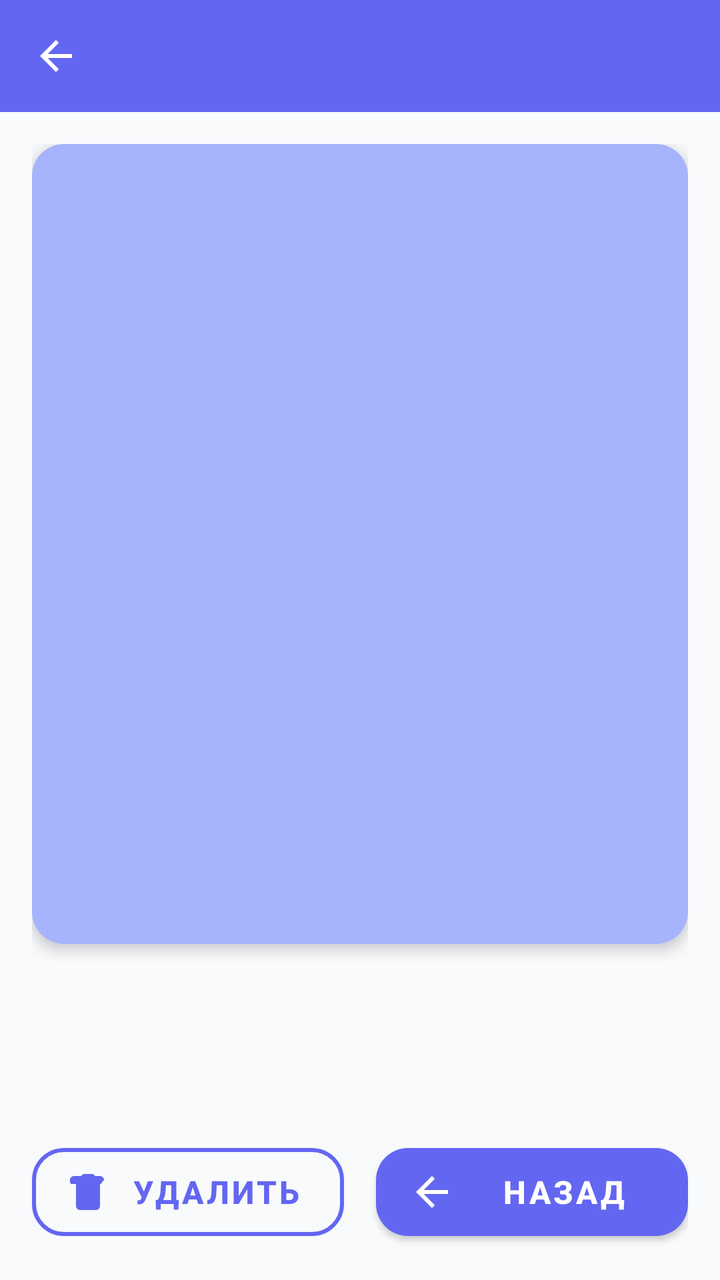
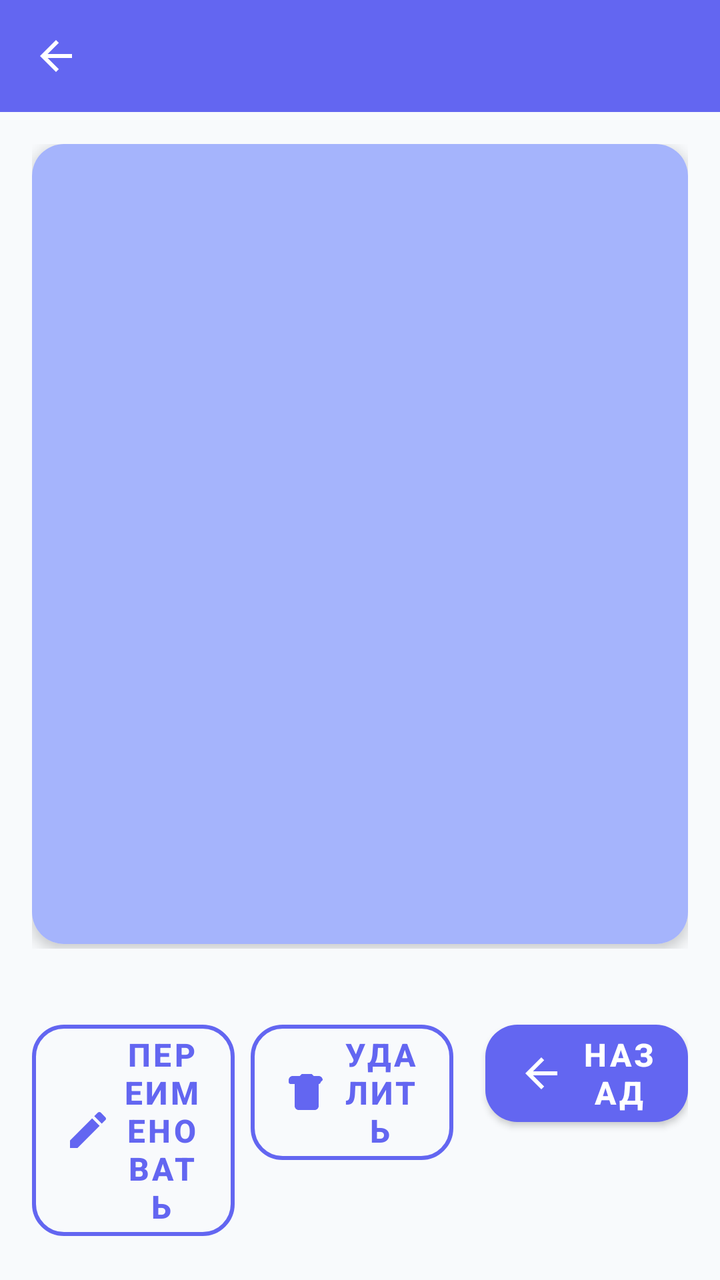

Screens rendered from an Android XML layout before and after an edit, with the pre-edit source and the edit as a unified diff.
<!-- AndroidManifest.xml: application theme Theme.GlucoseTracker -->
<!-- res/layout/activity_image_detail.xml -->
<?xml version="1.0" encoding="utf-8"?>
<LinearLayout xmlns:android="http://schemas.android.com/apk/res/android"
    xmlns:app="http://schemas.android.com/apk/res-auto"
    android:layout_width="match_parent"
    android:layout_height="match_parent"
    android:orientation="vertical"
    android:background="@color/background_light">

    <com.google.android.material.appbar.MaterialToolbar
        android:id="@+id/toolbar"
        android:layout_width="match_parent"
        android:layout_height="?attr/actionBarSize"
        android:background="@color/primary_color"
        app:titleTextColor="@color/white"
        app:navigationIcon="@drawable/ic_arrow_back"
        app:navigationIconTint="@color/white" />

    <ScrollView
        android:layout_width="match_parent"
        android:layout_height="0dp"
        android:layout_weight="1"
        android:padding="16dp">

        <LinearLayout
            android:layout_width="match_parent"
            android:layout_height="wrap_content"
            android:orientation="vertical">

            <com.google.android.material.card.MaterialCardView
                android:layout_width="match_parent"
                android:layout_height="wrap_content"
                app:cardCornerRadius="16dp"
                app:cardElevation="4dp"
                android:layout_marginBottom="16dp">

                <ImageView
                    android:id="@+id/imageView"
                    android:layout_width="match_parent"
                    android:layout_height="400dp"
                    android:scaleType="fitCenter"
                    android:background="@color/primary_light" />

            </com.google.android.material.card.MaterialCardView>

        </LinearLayout>

    </ScrollView>

    <LinearLayout
        android:layout_width="match_parent"
        android:layout_height="wrap_content"
        android:orientation="horizontal"
        android:padding="16dp">

        <com.google.android.material.button.MaterialButton
            android:id="@+id/btnDelete"
            style="@style/OutlineButton"
            android:layout_width="0dp"
            android:layout_height="wrap_content"
            android:layout_weight="1"
            android:text="Удалить"
            app:icon="@drawable/ic_delete"
            android:layout_marginEnd="8dp" />

        <com.google.android.material.button.MaterialButton
            android:id="@+id/btnBack"
            style="@style/ModernButton"
            android:layout_width="0dp"
            android:layout_height="wrap_content"
            android:layout_weight="1"
            android:text="Назад"
            app:icon="@drawable/ic_arrow_back"
            android:layout_marginStart="8dp" />

    </LinearLayout>

</LinearLayout>
<!-- resources referenced by this layout -->
<resources>
  <color name="background_light">#F8FAFC</color>
  <color name="primary_color">#6366F1</color>
  <color name="primary_light">#A5B4FC</color>
  <color name="white">#FFFFFFFF</color>
  <!-- drawable ic_arrow_back (drawable) -->
  <vector xmlns:android="http://schemas.android.com/apk/res/android"
      android:width="24dp"
      android:height="24dp"
      android:viewportWidth="24"
      android:viewportHeight="24">
    <path
        android:fillColor="@color/white"
        android:pathData="M20,11L7.83,11l5.59,-5.59L12,4l-8,8l8,8l1.41,-1.41L7.83,13L20,13v-2z"/>
  </vector>
  <!-- drawable ic_delete (drawable) -->
  <vector xmlns:android="http://schemas.android.com/apk/res/android"
      android:width="24dp"
      android:height="24dp"
      android:viewportWidth="24"
      android:viewportHeight="24">
    <path
        android:fillColor="@color/error_red"
        android:pathData="M6,19c0,1.1 0.9,2 2,2h8c1.1,0 2,-0.9 2,-2L18,7L6,7v12zM19,4h-3.5l-1,-1h-5l-1,1L5,4c-1.1,0 -2,0.9 -2,2v1c0,0.6 0.4,1 1,1h14c0.6,0 1,-0.4 1,-1L20,6c0,-1.1 -0.9,-2 -2,-2z"/>
  </vector>
  <style name="ModernButton" parent="Widget.MaterialComponents.Button">
          <item name="backgroundTint">@color/primary_color</item>
          <item name="cornerRadius">16dp</item>
          <item name="android:elevation">4dp</item>
          <item name="android:minHeight">56dp</item>
          <item name="android:textColor">@color/white</item>
          <item name="android:textSize">16sp</item>
          <item name="android:textStyle">bold</item>
      </style>
  <style name="OutlineButton" parent="Widget.MaterialComponents.Button.OutlinedButton">
          <item name="strokeColor">@color/primary_color</item>
          <item name="strokeWidth">2dp</item>
          <item name="cornerRadius">16dp</item>
          <item name="android:minHeight">56dp</item>
          <item name="android:textColor">@color/primary_color</item>
          <item name="android:textSize">16sp</item>
          <item name="android:textStyle">bold</item>
      </style>
  <style name="Theme.GlucoseTracker" parent="Theme.MaterialComponents.Light.NoActionBar">
          <item name="colorPrimary">@color/primary_color</item>
          <item name="colorPrimaryDark">@color/primary_dark</item>
          <item name="colorAccent">@color/secondary_color</item>
          <item name="android:statusBarColor">@color/primary_dark</item>
      </style>
  <color name="error_red">#EF4444</color>
  <color name="primary_dark">#4338CA</color>
  <color name="secondary_color">#10B981</color>
</resources>

<!-- the commit's change to res/layout/activity_image_detail.xml (unified diff, before → after) -->
@@ -53,6 +53,16 @@
         android:padding="16dp">
 
         <com.google.android.material.button.MaterialButton
+            android:id="@+id/btnRename"
+            style="@style/OutlineButton"
+            android:layout_width="0dp"
+            android:layout_height="wrap_content"
+            android:layout_weight="1"
+            android:text="Переименовать"
+            app:icon="@drawable/ic_edit"
+            android:layout_marginEnd="8dp" />
+
+        <com.google.android.material.button.MaterialButton
             android:id="@+id/btnDelete"
             style="@style/OutlineButton"
             android:layout_width="0dp"
<!-- resource entries referenced after the edit -->
@@ -24,6 +24,16 @@
         android:fillColor="@color/error_red"
         android:pathData="M6,19c0,1.1 0.9,2 2,2h8c1.1,0 2,-0.9 2,-2L18,7L6,7v12zM19,4h-3.5l-1,-1h-5l-1,1L5,4c-1.1,0 -2,0.9 -2,2v1c0,0.6 0.4,1 1,1h14c0.6,0 1,-0.4 1,-1L20,6c0,-1.1 -0.9,-2 -2,-2z"/>
   </vector>
+  <!-- drawable ic_edit (drawable) -->
+  <vector xmlns:android="http://schemas.android.com/apk/res/android"
+      android:width="24dp"
+      android:height="24dp"
+      android:viewportWidth="24"
+      android:viewportHeight="24">
+    <path
+        android:fillColor="@color/text_secondary"
+        android:pathData="M20.71,7.04c0.39,-0.39 0.39,-1.04 0,-1.41l-2.34,-2.34c-0.37,-0.39 -1.02,-0.39 -1.41,0l-1.84,1.83l3.75,3.75M3,17.25L3,21h3.75L17.81,9.93l-3.75,-3.75L3,17.25z"/>
+  </vector>
   <style name="ModernButton" parent="Widget.MaterialComponents.Button">
           <item name="backgroundTint">@color/primary_color</item>
           <item name="cornerRadius">16dp</item>
@@ -49,6 +59,7 @@
           <item name="android:statusBarColor">@color/primary_dark</item>
       </style>
   <color name="error_red">#EF4444</color>
+  <color name="text_secondary">#6B7280</color>
   <color name="primary_dark">#4338CA</color>
   <color name="secondary_color">#10B981</color>
 </resources>
